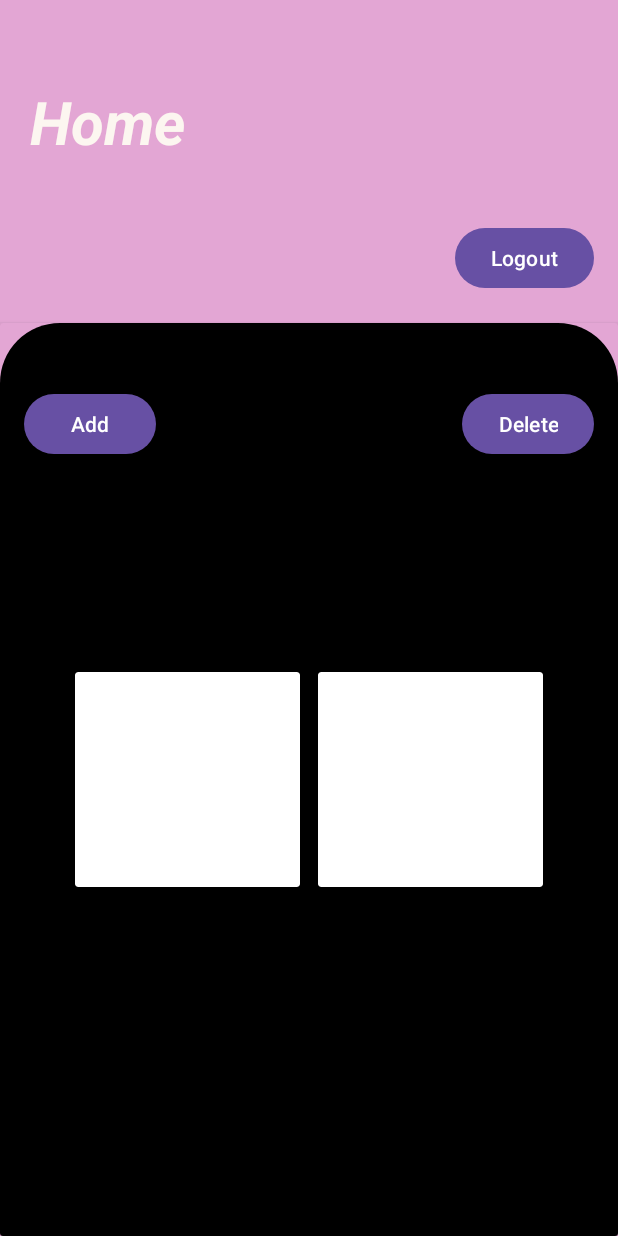
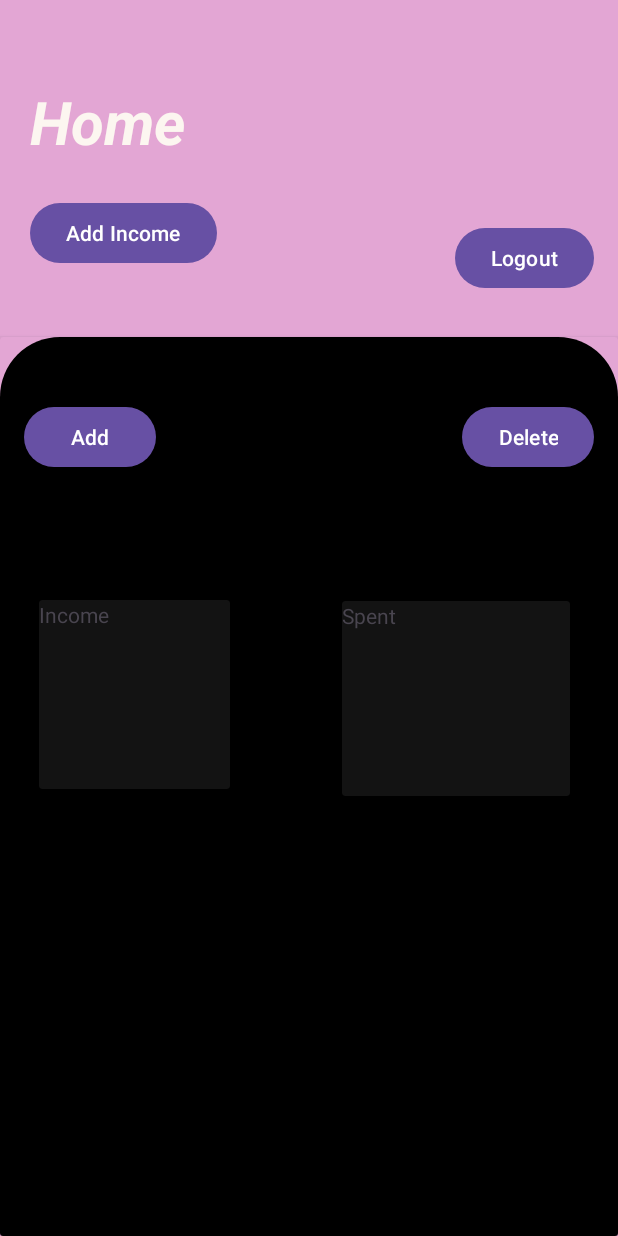
Before and after one commit to I-m-a-Dude/IS_Project, an Android app: the HomeActivity screen opened directly, with no data from a screen before it, on a phone screen of 412 x 824 dp. Run offline under Robolectric (Android 15) with nearby library versions, the phone set to English and light mode, and no system bars; our stand-ins replace Firebase (no records; nobody signed in at launch, a user with empty details on screens opened directly).

Commit message:
14th time

```diff
--- a/app/src/main/AndroidManifest.xml
+++ b/app/src/main/AndroidManifest.xml
@@ -25,6 +25,7 @@
         <activity android:name=".screen.HomeActivity" />
         <activity android:name=".screen.AddActivity" />
         <activity android:name=".screen.DelActivity" />
+        <activity android:name=".screen.AddIncome" />
     </application>
 
 </manifest>
--- a/app/src/main/java/com/toto/proiect_is/screen/HomeActivity.java
+++ b/app/src/main/java/com/toto/proiect_is/screen/HomeActivity.java
@@ -31,6 +31,7 @@ public class HomeActivity extends AppCompatActivity {
 
         Button logoutButton = findViewById(R.id.logout);
         Button addButton = findViewById(R.id.add);
+        Button addIncomeButton = findViewById(R.id.income);
         Button deleteButton = findViewById(R.id.delete);
 
         logoutButton.setOnClickListener(new View.OnClickListener() {
@@ -55,6 +56,16 @@ public class HomeActivity extends AppCompatActivity {
             }
         });
 
+        addIncomeButton.setOnClickListener(new View.OnClickListener() {
+            @Override
+            public void onClick(View view) {
+                // Handle Add button click
+                // You can start a new activity or perform any other action as needed
+                Intent intent = new Intent(HomeActivity.this, AddIncome.class);
+                startActivity(intent);
+            }
+        });
+
         deleteButton.setOnClickListener(new View.OnClickListener() {
             @Override
             public void onClick(View view) {
--- a/app/src/main/res/layout/activity_home.xml
+++ b/app/src/main/res/layout/activity_home.xml
@@ -37,11 +37,24 @@
         app:layout_constraintStart_toStartOf="parent"
         tools:ignore="HardcodedText" />
 
+    <Button
+        android:id="@+id/income"
+        android:layout_width="wrap_content"
+        android:layout_height="wrap_content"
+        android:text="Add Income"
+        app:layout_constraintBottom_toBottomOf="@+id/divider4"
+        app:layout_constraintEnd_toEndOf="parent"
+        app:layout_constraintHorizontal_bias="0.069"
+        app:layout_constraintStart_toStartOf="parent"
+        app:layout_constraintTop_toTopOf="parent"
+        app:layout_constraintVertical_bias="0.745"
+        tools:ignore="HardcodedText" />
+
     <View
         android:id="@+id/divider4"
         android:layout_width="match_parent"
         android:layout_height="1dp"
-        android:layout_marginTop="106dp"
+        android:layout_marginTop="115dp"
         android:background="#FFE3A6D4"
         app:layout_constraintEnd_toEndOf="parent"
         app:layout_constraintStart_toStartOf="parent"
@@ -59,7 +72,8 @@
         <androidx.constraintlayout.widget.ConstraintLayout
             android:layout_width="match_parent"
             android:layout_height="match_parent"
-            android:background="@drawable/reg_stil" >
+            android:background="@drawable/reg_stil"
+            tools:ignore="ExtraText">
 
             <Button
                 android:id="@+id/add"
@@ -88,36 +102,58 @@
                 tools:ignore="HardcodedText" />
 
             <androidx.cardview.widget.CardView
-                android:id="@+id/cat_am"
-                android:layout_width="150dp"
-                android:layout_height="143dp"
-                android:layout_marginStart="50dp"
-                android:layout_marginTop="200dp"
-                android:layout_marginEnd="50dp"
-                android:layout_marginBottom="200dp"
-                android:background="@drawable/des1"
+                android:id="@+id/Spent_View"
+                android:layout_width="152dp"
+                android:layout_height="130dp"
+                app:cardBackgroundColor="#131313"
                 app:layout_constraintBottom_toBottomOf="parent"
                 app:layout_constraintEnd_toEndOf="parent"
-                app:layout_constraintHorizontal_bias="0.0"
+                app:layout_constraintHorizontal_bias="0.878"
                 app:layout_constraintStart_toStartOf="parent"
-                app:layout_constraintTop_toTopOf="parent">
+                app:layout_constraintTop_toTopOf="parent"
+                app:layout_constraintVertical_bias="0.375" >
 
+                <TextView
+                    android:id="@+id/textView5"
+                    android:layout_width="wrap_content"
+                    android:layout_height="wrap_content"
+                    android:text="Spent" />
             </androidx.cardview.widget.CardView>
 
             <androidx.cardview.widget.CardView
-                android:id="@+id/cheltuit"
-                android:layout_width="150dp"
-                android:layout_height="143dp"
-                android:layout_marginStart="50dp"
-                android:layout_marginTop="200dp"
-                android:layout_marginEnd="50dp"
-                android:layout_marginBottom="200dp"
-                android:background="@drawable/des1"
+                android:id="@+id/income_view"
+                android:layout_width="127dp"
+                android:layout_height="126dp"
+                app:cardBackgroundColor="#131313"
                 app:layout_constraintBottom_toBottomOf="parent"
                 app:layout_constraintEnd_toEndOf="parent"
-                app:layout_constraintHorizontal_bias="1.0"
+                app:layout_constraintHorizontal_bias="0.091"
+                app:layout_constraintStart_toStartOf="parent"
+                app:layout_constraintTop_toTopOf="parent"
+                app:layout_constraintVertical_bias="0.371">
+
+                <TextView
+                    android:id="@+id/textView2"
+                    android:layout_width="wrap_content"
+                    android:layout_height="wrap_content"
+                    android:text="Income" />
+            </androidx.cardview.widget.CardView>
+
+            <!-- Circular progress bar indicating money spent -->
+            <!-- Set the initial progress as needed -->
+                app:layout_constraintBottom_toBottomOf="parent"
+                app:layout_constraintEnd_toEndOf="parent"
                 app:layout_constraintStart_toStartOf="parent"
                 app:layout_constraintTop_toTopOf="parent" />
+
+            <!-- Text view to display the amount spent -->
+
+            <!-- Set the initial amount as needed -->
+            app:layout_constraintBottom_toBottomOf="@+id/progressBar"
+            app:layout_constraintEnd_toEndOf="@+id/progressBar"
+            app:layout_constraintStart_toStartOf="@+id/progressBar"
+            app:layout_constraintTop_toTopOf="@+id/progressBar" />
+
         </androidx.constraintlayout.widget.ConstraintLayout>
 
     </androidx.cardview.widget.CardView>
```
Also changed, not shown: app/src/main/java/com/toto/proiect_is/func/Income.java (added, +36 -0 lines), app/src/main/java/com/toto/proiect_is/screen/AddActivity.java (+10 -0 lines), app/src/main/java/com/toto/proiect_is/screen/AddIncome.java (added, +88 -0 lines), app/src/main/res/layout/activity_add_income.xml (added, +134 -0 lines).
